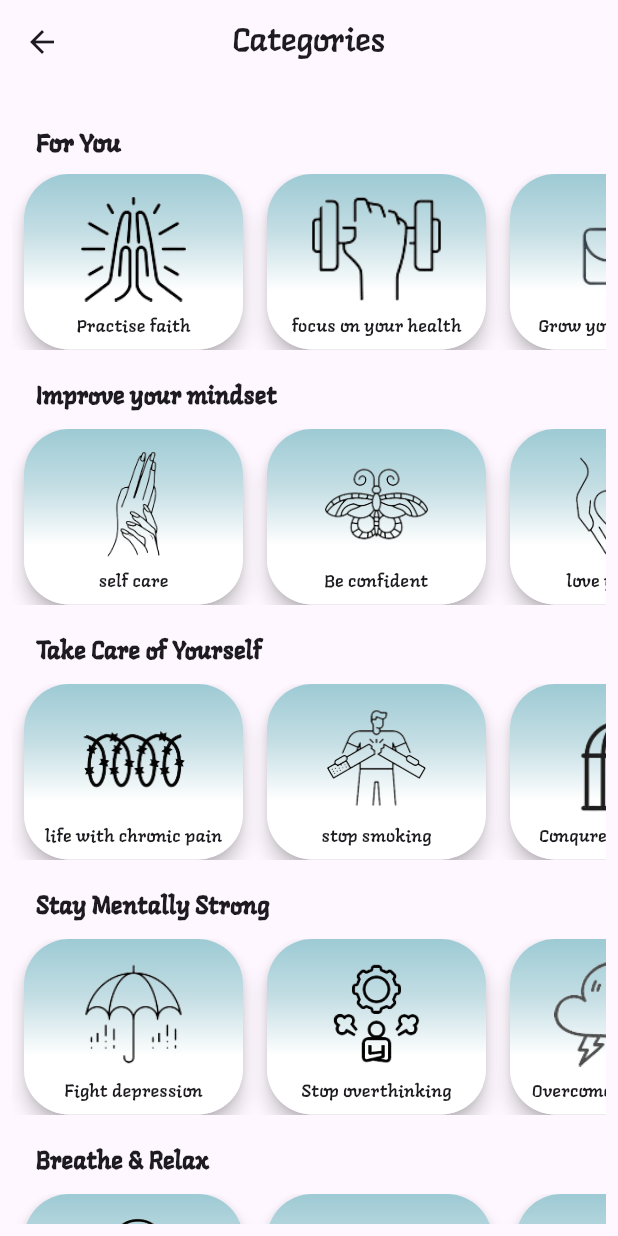
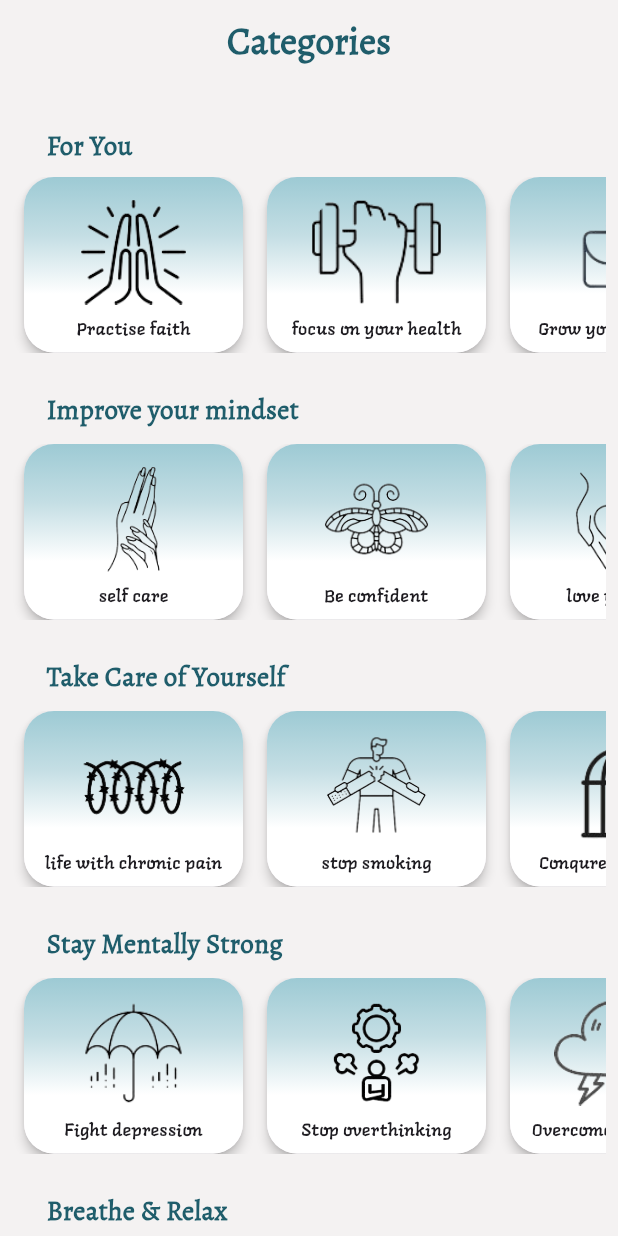
Before and after one commit to Kholoud-Mohamed/Ozey_Bot_Friend, a Flutter app: the QuotesCategoryScreen screen opened by its route, on a phone screen of 412 x 824 dp. Run offline on Flutter 3.47's test engine with Material 3 defaults, Android fonts, the phone set to English and light mode, and no system bars; our stand-ins replace carousel_slider, firebase_core, fl_chart, flutter_rating_bar, geolocator, google_fonts and 14 more; missing offline and left inert: calendar_timeline_sbk; accounts and stored records are empty; network calls fail; project files that could hold a hidden picture were left out.

Commit message:
final3  commit

```diff
--- a/lib/movies/api.dart
+++ b/lib/movies/api.dart
@@ -3,7 +3,7 @@ import 'package:http/http.dart' as http;
 import 'package:mapfeature_project/movies/movieconst.dart';
 import 'moviesmodel.dart';
 
-// const apiKey = "e65d3d95be7d1f9a6e3c1e4dcc60cb57";
+const apiKey = "e65d3d95be7d1f9a6e3c1e4dcc60cb57";
 
 class Api {
   final upComingApiUrl =
--- a/lib/movies/movieconst.dart
+++ b/lib/movies/movieconst.dart
@@ -1 +1 @@
-const apiKey = "e65d3d95be7d1f9a6e3c1e4dcc60cb57";
+const apiKey = "25ac7c7314c5a810cfd3bb70bb566203";
--- a/lib/screens/QuotesCategoryScreen.dart
+++ b/lib/screens/QuotesCategoryScreen.dart
@@ -3,13 +3,36 @@ import 'package:mapfeature_project/helper/constants.dart';
 import 'package:mapfeature_project/screens/QuoteScreen.dart';
 
 class QuotesCategoryScreen extends StatelessWidget {
+  Widget _labelText(String labelText) {
+    return Padding(
+      padding: const EdgeInsets.only(left: 7.0),
+      child: Text(
+        labelText,
+        style: const TextStyle(
+          fontWeight: FontWeight.w800,
+          fontSize: 18.0,
+          fontFamily: AlegreyaFont,
+          color: Color(0xff1F5D6B),
+        ),
+      ),
+    );
+  }
+
   @override
   Widget build(BuildContext context) {
     return Scaffold(
+        backgroundColor: const Color.fromARGB(255, 244, 242, 242),
         appBar: AppBar(
+          backgroundColor: const Color.fromARGB(255, 244, 242, 242),
+          automaticallyImplyLeading: false,
           title: const Text(
             'Categories',
-            style: TextStyle(fontFamily: 'langar'),
+            style: TextStyle(
+              fontWeight: FontWeight.w900,
+              fontSize: 25.0,
+              fontFamily: AlegreyaFont,
+              color: Color(0xff1F5D6B),
+            ),
           ),
           centerTitle: true,
         ),
@@ -20,28 +43,15 @@ class QuotesCategoryScreen extends StatelessWidget {
               crossAxisAlignment: CrossAxisAlignment.start,
               children: [
                 const SizedBox(height: 20),
-                const Padding(
+                Padding(
                   padding: EdgeInsets.symmetric(horizontal: 16),
-                  child: Text(
-                    'For You ',
-                    style: TextStyle(
-                        fontSize: 17,
-                        fontWeight: FontWeight.bold,
-                        fontFamily: 'Langar'),
-                  ),
+                  child: _labelText('For You'),
                 ),
                 const SizedBox(height: 8),
                 SingleChildScrollView(
                   scrollDirection: Axis.horizontal,
                   child: Row(
                     children: [
-                      // CardWidget(
-                      //   image:
-                      //       'images/photo_2024-02-17_21-14-39-removebg-preview.png',
-                      //   text: 'My favourites',
-                      //   onTap: () {},
-                      // ),
-
                       CardWidget(
                         image:
                             'images/photo_2024-02-17_21-15-38-removebg-preview.png',
@@ -102,16 +112,10 @@ class QuotesCategoryScreen extends StatelessWidget {
                     ],
                   ),
                 ),
-                const SizedBox(height: 20),
-                const Padding(
-                  padding: EdgeInsets.symmetric(horizontal: 16),
-                  child: Text(
-                    'Improve your mindset',
-                    style: TextStyle(
-                        fontSize: 16,
-                        fontWeight: FontWeight.bold,
-                        fontFamily: 'Langar'),
-                  ),
+                const SizedBox(height: 25),
+                Padding(
+                  padding: const EdgeInsets.symmetric(horizontal: 16),
+                  child: _labelText('Improve your mindset'),
                 ),
                 const SizedBox(height: 10),
                 SingleChildScrollView(
@@ -193,16 +197,10 @@ class QuotesCategoryScreen extends StatelessWidget {
                     ],
                   ),
                 ),
-                const SizedBox(height: 20),
-                const Padding(
-                  padding: EdgeInsets.symmetric(horizontal: 16),
-                  child: Text(
-                    'Take Care of Yourself',
-                    style: TextStyle(
-                        fontSize: 16,
-                        fontWeight: FontWeight.bold,
-                        fontFamily: 'Langar'),
-                  ),
+                const SizedBox(height: 25),
+                Padding(
+                  padding: const EdgeInsets.symmetric(horizontal: 16),
+                  child: _labelText('Take Care of Yourself'),
                 ),
                 const SizedBox(height: 10),
                 SingleChildScrollView(
@@ -294,17 +292,10 @@ class QuotesCategoryScreen extends StatelessWidget {
                     ],
                   ),
                 ),
-                const SizedBox(height: 20),
-                const Padding(
-                  padding: EdgeInsets.symmetric(horizontal: 16),
-                  child: Text(
-                    'Stay Mentally Strong',
-                    style: TextStyle(
-                        fontSize: 16,
-                        fontWeight: FontWeight.bold,
-                        fontFamily: 'Langar'),
-                  ),
-                ),
+                const SizedBox(height: 25),
+                Padding(
+                    padding: const EdgeInsets.symmetric(horizontal: 16),
+                    child: _labelText('Stay Mentally Strong')),
                 const SizedBox(height: 10),
                 SingleChildScrollView(
                   scrollDirection: Axis.horizontal,
@@ -385,17 +376,10 @@ class QuotesCategoryScreen extends StatelessWidget {
                     ],
                   ),
                 ),
-                const SizedBox(height: 20),
-                const Padding(
-                  padding: EdgeInsets.symmetric(horizontal: 16),
-                  child: Text(
-                    'Breathe & Relax',
-                    style: TextStyle(
-                        fontSize: 16,
-                        fontWeight: FontWeight.bold,
-                        fontFamily: 'Langar'),
-                  ),
-                ),
+                const SizedBox(height: 25),
+                Padding(
+                    padding: const EdgeInsets.symmetric(horizontal: 16),
+                    child: _labelText('Breathe & Relax')),
                 const SizedBox(height: 10),
                 SingleChildScrollView(
                   scrollDirection: Axis.horizontal,
@@ -493,18 +477,18 @@ class CardWidget extends StatelessWidget {
   @override
   Widget build(BuildContext context) {
     return Card(
-        elevation: 5,
+        elevation: 3,
         margin: const EdgeInsets.symmetric(horizontal: 8),
         shape: RoundedRectangleBorder(
-          borderRadius: BorderRadius.circular(30),
+          borderRadius: BorderRadius.circular(20),
         ),
         child: InkWell(
           // Use InkWell instead of GestureDetector for the ripple effect
-          borderRadius: BorderRadius.circular(30),
+          borderRadius: BorderRadius.circular(20),
           onTap: onTap,
           child: Container(
             decoration: BoxDecoration(
-              borderRadius: BorderRadius.circular(30),
+              borderRadius: BorderRadius.circular(20),
               gradient: LinearGradient(
                 colors:
                     backgroundsoothe, // Replace with your desired gradient colors
--- a/lib/screens/homeScreen.dart
+++ b/lib/screens/homeScreen.dart
@@ -79,7 +79,10 @@ class _HOMEScreenState extends State<HOMEScreen> {
             ifAbsent: () => [moodValue]);
       });
 
-      setState(() {});
+      if (mounted) {
+        // Check if the widget is still mounted before calling setState
+        setState(() {});
+      }
     } else {
       print('Failed to load mood data. Status code: ${response.statusCode}');
     }
```
Also changed, not shown: lib/screens/QuoteScreen.dart (+27 -5 lines), lib/screens/moviesscreen.dart (+8 -8 lines), images/download-removebg-preview.png (added).
